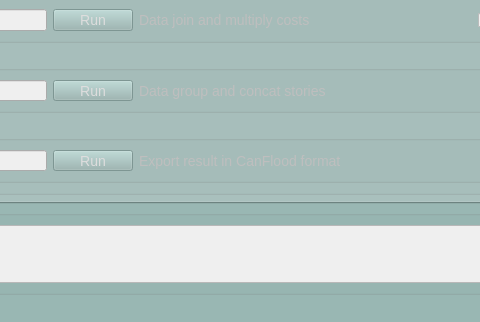
Before: the Qt Designer form cancurve/bldgs/cc_bldgs_dialog.ui in NRCan/CanCurve, drawn with Qt 5; both pictures show x 92 to 572 and y 555 to 877 of the 800 by 877 pixel window.
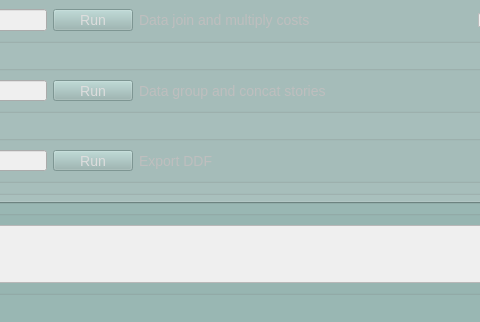
After: the same form once the commit is applied. The open tabs and pages were chosen to show the change. Icons and pictures are not drawn. Custom widgets are drawn as their Qt base class.

What changed in the file:
```diff
--- a/cancurve/bldgs/cc_bldgs_dialog.ui
+++ b/cancurve/bldgs/cc_bldgs_dialog.ui
@@ -1858,7 +1858,7 @@
                   </size>
                  </property>
                  <property name="text">
-                  <string>Export result in CanFlood format</string>
+                  <string>Export DDF</string>
                  </property>
                 </widget>
                </item>
```
